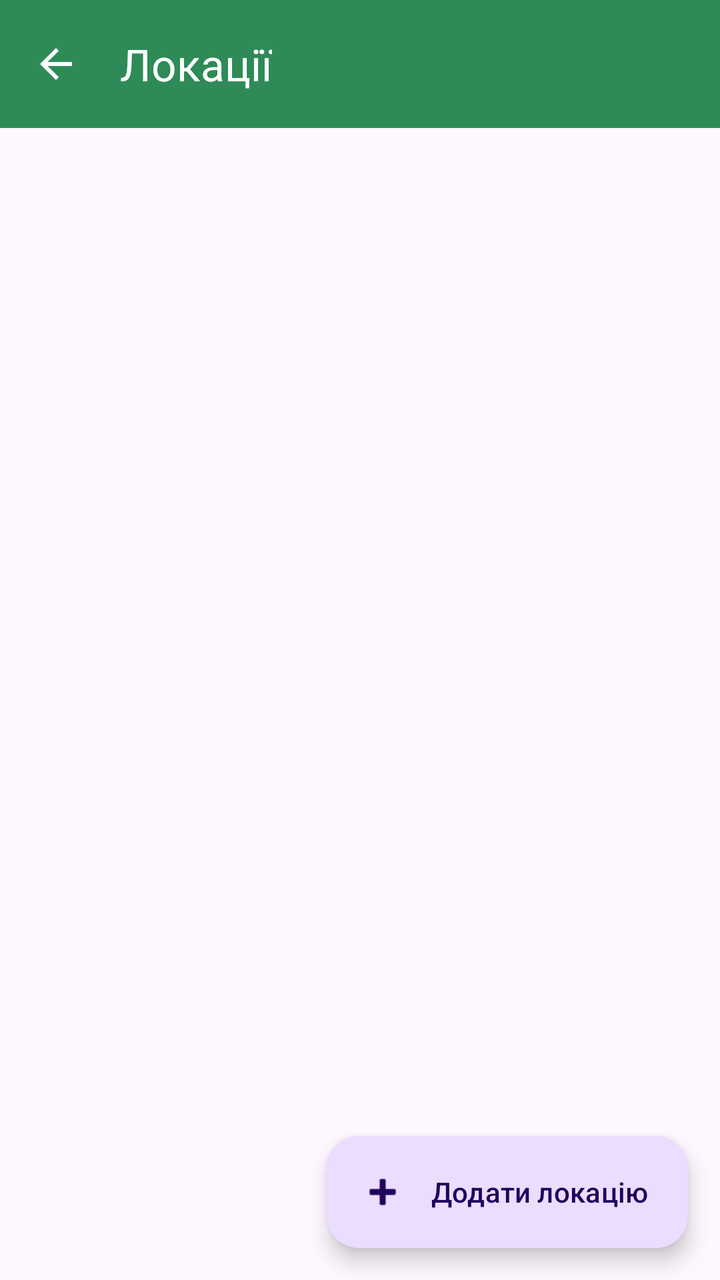
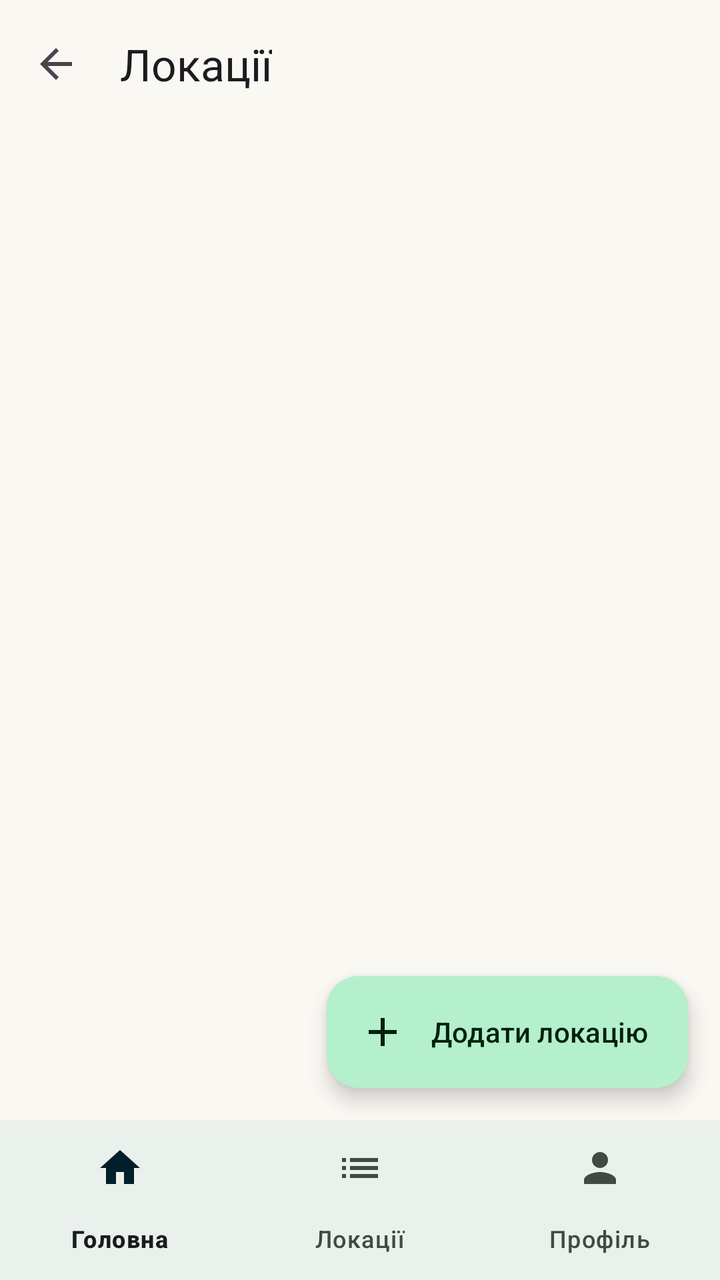

Screens rendered from an Android XML layout before and after an edit, with the pre-edit source and the edit as a unified diff.
<!-- AndroidManifest.xml: application theme Theme.TourSpots -->
<!-- res/layout/activity_location_list.xml -->
<?xml version="1.0" encoding="utf-8"?>
<androidx.coordinatorlayout.widget.CoordinatorLayout xmlns:android="http://schemas.android.com/apk/res/android"
    xmlns:app="http://schemas.android.com/apk/res-auto"
    xmlns:tools="http://schemas.android.com/tools"
    android:layout_width="match_parent"
    android:layout_height="match_parent"
    tools:context=".locations.LocationListActivity">

    <LinearLayout
        android:layout_width="match_parent"
        android:layout_height="match_parent"
        android:orientation="vertical">

        <com.google.android.material.appbar.MaterialToolbar
            android:id="@+id/toolbar"
            android:layout_width="match_parent"
            android:layout_height="?attr/actionBarSize"
            android:background="@color/green_primary"
            android:theme="@style/ThemeOverlay.Material3.Dark.ActionBar"
            app:navigationIcon="?attr/homeAsUpIndicator"
            app:title="@string/locations_title" />

        <HorizontalScrollView
            android:layout_width="match_parent"
            android:layout_height="wrap_content"
            android:scrollbars="none">

            <com.google.android.material.chip.ChipGroup
                android:id="@+id/chipsCategory"
                android:layout_width="wrap_content"
                android:layout_height="wrap_content"
                android:paddingHorizontal="12dp"
                app:selectionRequired="true"
                app:singleLine="true"
                app:singleSelection="true" />
        </HorizontalScrollView>

        <FrameLayout
            android:layout_width="match_parent"
            android:layout_height="match_parent">

            <androidx.recyclerview.widget.RecyclerView
                android:id="@+id/rvLocations"
                android:layout_width="match_parent"
                android:layout_height="match_parent"
                android:clipToPadding="false"
                android:paddingBottom="88dp"
                app:layoutManager="androidx.recyclerview.widget.LinearLayoutManager" />

            <TextView
                android:id="@+id/tvEmpty"
                android:layout_width="wrap_content"
                android:layout_height="wrap_content"
                android:layout_gravity="center"
                android:text="@string/no_locations"
                android:visibility="gone" />
        </FrameLayout>
    </LinearLayout>

    <com.google.android.material.floatingactionbutton.ExtendedFloatingActionButton
        android:id="@+id/fabAdd"
        android:layout_width="wrap_content"
        android:layout_height="wrap_content"
        android:layout_gravity="bottom|end"
        android:layout_margin="16dp"
        android:text="@string/add_location"
        app:icon="@android:drawable/ic_input_add" />
</androidx.coordinatorlayout.widget.CoordinatorLayout>
<!-- resources referenced by this layout -->
<resources>
  <color name="green_primary">#2E8B57</color>
  <style name="Theme.TourSpots" parent="Theme.Material3.Light.NoActionBar">
          <item name="colorPrimary">@color/green_primary</item>
          <item name="colorOnPrimary">@color/white</item>
          <item name="colorSecondary">@color/sky</item>
      </style>
  <color name="white">#FFFFFF</color>
  <color name="sky">#7EC8E3</color>
  <!-- unchanged entries left out for length: 3 -->
</resources>

<!-- the commit's change to res/layout/activity_location_list.xml (unified diff, before → after) -->
@@ -1,68 +1,80 @@
 <?xml version="1.0" encoding="utf-8"?>
-<androidx.coordinatorlayout.widget.CoordinatorLayout xmlns:android="http://schemas.android.com/apk/res/android"
+<LinearLayout xmlns:android="http://schemas.android.com/apk/res/android"
     xmlns:app="http://schemas.android.com/apk/res-auto"
     xmlns:tools="http://schemas.android.com/tools"
     android:layout_width="match_parent"
     android:layout_height="match_parent"
+    android:orientation="vertical"
     tools:context=".locations.LocationListActivity">
 
-    <LinearLayout
+    <androidx.coordinatorlayout.widget.CoordinatorLayout
         android:layout_width="match_parent"
-        android:layout_height="match_parent"
-        android:orientation="vertical">
+        android:layout_height="0dp"
+        android:layout_weight="1">
 
-        <com.google.android.material.appbar.MaterialToolbar
-            android:id="@+id/toolbar"
+        <LinearLayout
             android:layout_width="match_parent"
-            android:layout_height="?attr/actionBarSize"
-            android:background="@color/green_primary"
-            android:theme="@style/ThemeOverlay.Material3.Dark.ActionBar"
-            app:navigationIcon="?attr/homeAsUpIndicator"
-            app:title="@string/locations_title" />
+            android:layout_height="match_parent"
+            android:orientation="vertical">
 
-        <HorizontalScrollView
-            android:layout_width="match_parent"
+            <com.google.android.material.appbar.MaterialToolbar
+                android:id="@+id/toolbar"
+                android:layout_width="match_parent"
+                android:layout_height="?attr/actionBarSize"
+                android:background="?attr/colorSurface"
+                app:navigationIcon="?attr/homeAsUpIndicator"
+                app:title="@string/locations_title" />
+
+            <HorizontalScrollView
+                android:layout_width="match_parent"
+                android:layout_height="wrap_content"
+                android:scrollbars="none">
+
+                <com.google.android.material.chip.ChipGroup
+                    android:id="@+id/chipsCategory"
+                    android:layout_width="wrap_content"
+                    android:layout_height="wrap_content"
+                    android:paddingHorizontal="@dimen/space_12"
+                    app:selectionRequired="true"
+                    app:singleLine="true"
+                    app:singleSelection="true" />
+            </HorizontalScrollView>
+
+            <FrameLayout
+                android:layout_width="match_parent"
+                android:layout_height="match_parent">
+
+                <androidx.recyclerview.widget.RecyclerView
+                    android:id="@+id/rvLocations"
+                    android:layout_width="match_parent"
+                    android:layout_height="match_parent"
+                    android:clipToPadding="false"
+                    android:paddingBottom="88dp"
+                    app:layoutManager="androidx.recyclerview.widget.LinearLayoutManager" />
+
+                <TextView
+                    android:id="@+id/tvEmpty"
+                    android:layout_width="wrap_content"
+                    android:layout_height="wrap_content"
+                    android:layout_gravity="center"
+                    android:text="@string/no_locations"
+                    android:visibility="gone" />
+            </FrameLayout>
+        </LinearLayout>
+
+        <com.google.android.material.floatingactionbutton.ExtendedFloatingActionButton
+            android:id="@+id/fabAdd"
+            android:layout_width="wrap_content"
             android:layout_height="wrap_content"
-            android:scrollbars="none">
+            android:layout_gravity="bottom|end"
+            android:layout_margin="@dimen/space_16"
+            android:text="@string/add_location"
+            app:icon="@drawable/ic_add" />
+    </androidx.coordinatorlayout.widget.CoordinatorLayout>
 
-            <com.google.android.material.chip.ChipGroup
-                android:id="@+id/chipsCategory"
-                android:layout_width="wrap_content"
-                android:layout_height="wrap_content"
-                android:paddingHorizontal="12dp"
-                app:selectionRequired="true"
-                app:singleLine="true"
-                app:singleSelection="true" />
-        </HorizontalScrollView>
-
-        <FrameLayout
-            android:layout_width="match_parent"
-            android:layout_height="match_parent">
-
-            <androidx.recyclerview.widget.RecyclerView
-                android:id="@+id/rvLocations"
-                android:layout_width="match_parent"
-                android:layout_height="match_parent"
-                android:clipToPadding="false"
-                android:paddingBottom="88dp"
-                app:layoutManager="androidx.recyclerview.widget.LinearLayoutManager" />
-
-            <TextView
-                android:id="@+id/tvEmpty"
-                android:layout_width="wrap_content"
-                android:layout_height="wrap_content"
-                android:layout_gravity="center"
-                android:text="@string/no_locations"
-                android:visibility="gone" />
-        </FrameLayout>
-    </LinearLayout>
-
-    <com.google.android.material.floatingactionbutton.ExtendedFloatingActionButton
-        android:id="@+id/fabAdd"
-        android:layout_width="wrap_content"
+    <com.google.android.material.bottomnavigation.BottomNavigationView
+        android:id="@+id/bottomNav"
+        android:layout_width="match_parent"
         android:layout_height="wrap_content"
-        android:layout_gravity="bottom|end"
-        android:layout_margin="16dp"
-        android:text="@string/add_location"
-        app:icon="@android:drawable/ic_input_add" />
-</androidx.coordinatorlayout.widget.CoordinatorLayout>
+        app:menu="@menu/menu_bottom_nav" />
+</LinearLayout>
<!-- resource entries referenced after the edit -->
@@ -1,13 +1,87 @@
 <!-- resources referenced by this layout -->
 <resources>
-  <color name="green_primary">#2E8B57</color>
-  <style name="Theme.TourSpots" parent="Theme.Material3.Light.NoActionBar">
-          <item name="colorPrimary">@color/green_primary</item>
-          <item name="colorOnPrimary">@color/white</item>
-          <item name="colorSecondary">@color/sky</item>
+  <dimen name="space_12">12dp</dimen>
+  <dimen name="space_16">16dp</dimen>
+  <!-- drawable ic_add (drawable) -->
+  <?xml version="1.0" encoding="utf-8"?>
+  <vector xmlns:android="http://schemas.android.com/apk/res/android"
+      android:width="24dp"
+      android:height="24dp"
+      android:viewportWidth="24"
+      android:viewportHeight="24"
+      android:tint="?attr/colorControlNormal">
+      <path
+          android:fillColor="@android:color/white"
+          android:pathData="M19,13h-6v6h-2v-6H5v-2h6V5h2v6h6v2z" />
+  </vector>
+  <style name="Theme.TourSpots" parent="Theme.Material3.DayNight.NoActionBar">
+          <item name="colorPrimary">@color/md_primary</item>
+          <item name="colorOnPrimary">@color/md_on_primary</item>
+          <item name="colorPrimaryContainer">@color/md_primary_container</item>
+          <item name="colorOnPrimaryContainer">@color/md_on_primary_container</item>
+          <item name="colorSecondary">@color/md_secondary</item>
+          <item name="colorOnSecondary">@color/md_on_secondary</item>
+          <item name="colorSecondaryContainer">@color/md_secondary_container</item>
+          <item name="colorOnSecondaryContainer">@color/md_on_secondary_container</item>
+          <item name="colorTertiary">@color/md_tertiary</item>
+          <item name="colorOnTertiary">@color/md_on_tertiary</item>
+          <item name="colorTertiaryContainer">@color/md_tertiary_container</item>
+          <item name="colorOnTertiaryContainer">@color/md_on_tertiary_container</item>
+          <item name="colorSurface">@color/md_surface</item>
+          <item name="colorOnSurface">@color/md_on_surface</item>
+          <item name="colorSurfaceVariant">@color/md_surface_variant</item>
+          <item name="colorOnSurfaceVariant">@color/md_on_surface_variant</item>
+          <item name="colorSurfaceContainer">@color/md_surface_container</item>
+          <item name="colorSurfaceContainerHigh">@color/md_surface_container_high</item>
+          <item name="colorOutline">@color/md_outline</item>
+          <item name="colorError">@color/md_error</item>
+          <item name="colorOnError">@color/md_on_error</item>
+          <item name="android:colorBackground">@color/md_surface</item>
+          <item name="android:windowBackground">@color/md_surface</item>
+          <item name="android:statusBarColor">@android:color/transparent</item>
+          <item name="android:navigationBarColor">@android:color/transparent</item>
+          <item name="android:windowLightStatusBar">true</item>
+          <item name="android:windowLightNavigationBar">true</item>
+          <item name="shapeAppearanceSmallComponent">@style/ShapeAppearance.TourSpots.Small</item>
+          <item name="shapeAppearanceMediumComponent">@style/ShapeAppearance.TourSpots.Medium</item>
+          <item name="shapeAppearanceLargeComponent">@style/ShapeAppearance.TourSpots.Large</item>
       </style>
-  <color name="white">#FFFFFF</color>
-  <color name="sky">#7EC8E3</color>
+  <color name="md_primary">#1F7048</color>
+  <color name="md_on_primary">#FFFFFF</color>
+  <color name="md_primary_container">#B4F0CB</color>
+  <color name="md_on_primary_container">#00210F</color>
+  <color name="md_secondary">#3F6374</color>
+  <color name="md_on_secondary">#FFFFFF</color>
+  <color name="md_secondary_container">#C3E8FB</color>
+  <color name="md_on_secondary_container">#001F2A</color>
+  <color name="md_tertiary">#7EC8E3</color>
+  <color name="md_on_tertiary">#003547</color>
+  <color name="md_tertiary_container">#D0EEFA</color>
+  <color name="md_on_tertiary_container">#001F2A</color>
+  <color name="md_surface">#FAF8F3</color>
+  <color name="md_on_surface">#171D1A</color>
+  <color name="md_surface_variant">#DCE5DD</color>
+  <color name="md_on_surface_variant">#404943</color>
+  <color name="md_surface_container">#EAF0EB</color>
+  <color name="md_surface_container_high">#E4EAE5</color>
+  <color name="md_outline">#707973</color>
+  <color name="md_error">#BA1A1A</color>
+  <color name="md_on_error">#FFFFFF</color>
+  <style name="ShapeAppearance.TourSpots.Small" parent="ShapeAppearance.Material3.SmallComponent">
+          <item name="cornerFamily">rounded</item>
+          <item name="cornerSize">@dimen/corner_small</item>
+      </style>
+  <style name="ShapeAppearance.TourSpots.Medium" parent="ShapeAppearance.Material3.MediumComponent">
+          <item name="cornerFamily">rounded</item>
+          <item name="cornerSize">@dimen/corner_medium</item>
+      </style>
+  <style name="ShapeAppearance.TourSpots.Large" parent="ShapeAppearance.Material3.LargeComponent">
+          <item name="cornerFamily">rounded</item>
+          <item name="cornerSize">@dimen/corner_large</item>
+      </style>
+  <dimen name="corner_small">8dp</dimen>
+  <dimen name="corner_medium">12dp</dimen>
+  <dimen name="corner_large">28dp</dimen>
   <!-- unchanged entries left out for length: 3 -->
 </resources>
 
